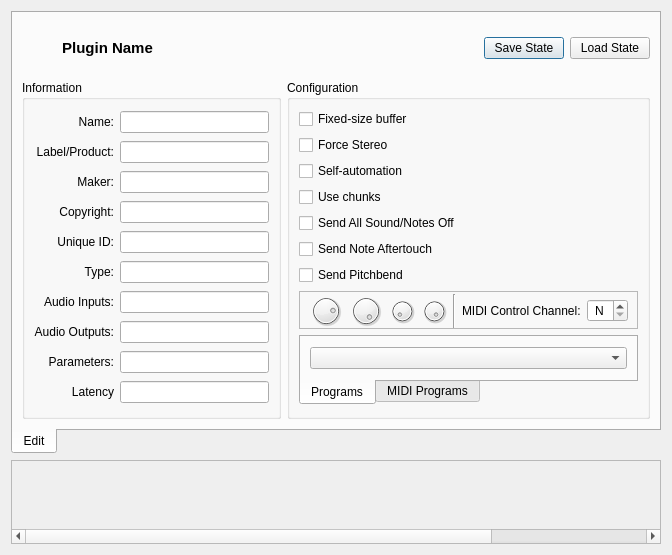
falkTX/Carla, file resources/ui/carla_edit.ui: the form before one commit.
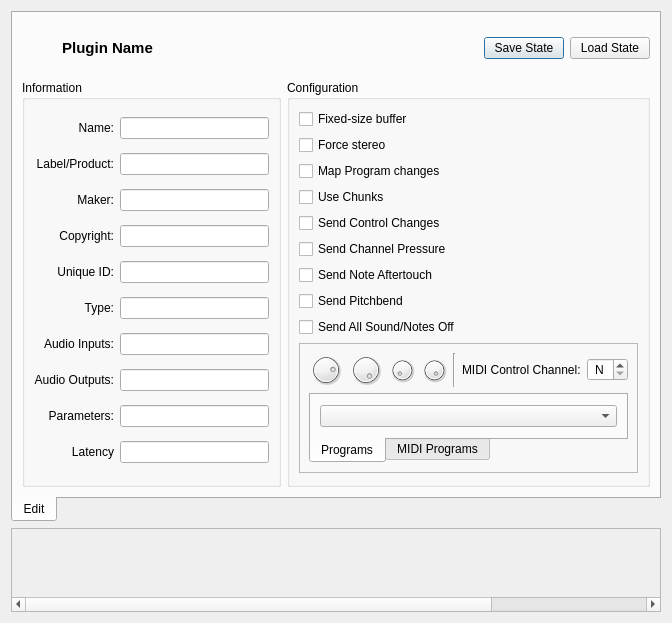
The form after the commit. Icons and pictures are not drawn. Custom widgets are drawn as their Qt base class.

Commit message: Implement Plugin options on the GUI side

```diff
--- a/resources/ui/carla_edit.ui
+++ b/resources/ui/carla_edit.ui
@@ -7,7 +7,7 @@
     <x>0</x>
     <y>0</y>
     <width>672</width>
-    <height>520</height>
+    <height>541</height>
    </rect>
   </property>
   <property name="windowTitle">
@@ -302,28 +302,35 @@
           <item>
            <widget class="QCheckBox" name="ch_force_stereo">
             <property name="text">
-             <string>Force Stereo</string>
+             <string>Force stereo</string>
             </property>
            </widget>
           </item>
           <item>
-           <widget class="QCheckBox" name="ch_self_automation">
+           <widget class="QCheckBox" name="ch_map_program_changes">
             <property name="text">
-             <string>Self-automation</string>
+             <string>Map Program changes</string>
             </property>
            </widget>
           </item>
           <item>
            <widget class="QCheckBox" name="ch_use_chunks">
             <property name="text">
-             <string>Use chunks</string>
+             <string>Use Chunks</string>
             </property>
            </widget>
           </item>
           <item>
-           <widget class="QCheckBox" name="ch_send_all_sound_off">
+           <widget class="QCheckBox" name="ch_send_control_changes">
             <property name="text">
-             <string>Send All Sound/Notes Off</string>
+             <string>Send Control Changes</string>
+            </property>
+           </widget>
+          </item>
+          <item>
+           <widget class="QCheckBox" name="ch_send_channel_pressure">
+            <property name="text">
+             <string>Send Channel Pressure</string>
             </property>
            </widget>
           </item>
@@ -341,6 +348,13 @@
             </property>
            </widget>
           </item>
+          <item>
+           <widget class="QCheckBox" name="ch_send_all_sound_off">
+            <property name="text">
+             <string>Send All Sound/Notes Off</string>
+            </property>
+           </widget>
+          </item>
           <item>
            <widget class="QFrame" name="frame">
             <property name="frameShape">
@@ -349,13 +363,9 @@
             <property name="frameShadow">
              <enum>QFrame::Raised</enum>
             </property>
+            <layout class="QVBoxLayout" name="verticalLayout_3">
+             <item>
             <layout class="QHBoxLayout" name="horizontalLayout_5">
-             <property name="topMargin">
-              <number>2</number>
-             </property>
-             <property name="bottomMargin">
-              <number>0</number>
-             </property>
              <item>
               <widget class="PixmapDial" name="dial_vol">
                <property name="minimumSize">
@@ -508,7 +518,6 @@
               </widget>
              </item>
             </layout>
-           </widget>
           </item>
           <item>
            <widget class="QTabWidget" name="tab_programs">
@@ -544,6 +553,9 @@
               </item>
              </layout>
             </widget>
+              </widget>
+             </item>
+            </layout>
            </widget>
           </item>
           <item>
```
Lines whose indentation alone changed are shown as unchanged. The commit also changes 1 other file.
